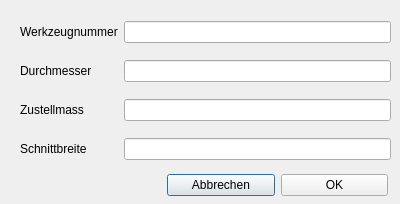
First picture: the form in dialog_saege.ui, repository TischlerWilly/postprozessor, before the edit.
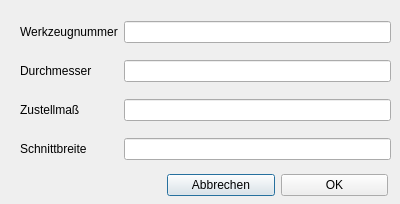
Second picture: the form after the edit.

```diff
--- a/dialog_saege.ui
+++ b/dialog_saege.ui
@@ -32,7 +32,7 @@
     <item row="2" column="0">
      <widget class="QLabel" name="label_zustm">
       <property name="text">
-       <string>Zustellmass</string>
+       <string>&lt;html&gt;&lt;head/&gt;&lt;body&gt;&lt;p&gt;Zustellmaß&lt;/p&gt;&lt;/body&gt;&lt;/html&gt;</string>
       </property>
      </widget>
     </item>
```
Left out of the diff: 3 changed lines with no effect on the pictures.
